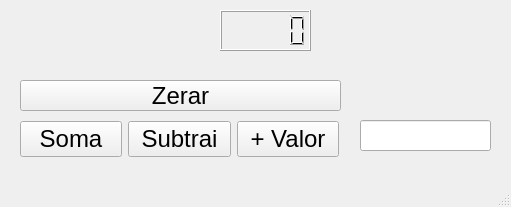
AndreiPatriota/telaPyQt5, file UI_MainWindow.ui: the form before one commit.
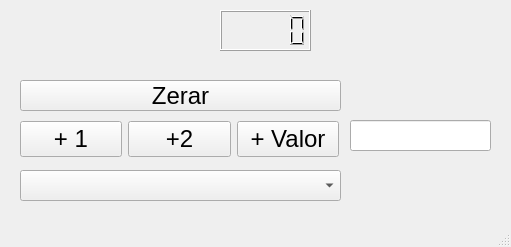
The form after the commit.

Commit message: Adição de um combo box que faz o chaveamento se soma para subtração.

What changed in the file:
```diff
--- a/UI_MainWindow.ui
+++ b/UI_MainWindow.ui
@@ -7,7 +7,7 @@
     <x>0</x>
     <y>0</y>
     <width>511</width>
-    <height>207</height>
+    <height>247</height>
    </rect>
   </property>
   <property name="windowTitle">
@@ -60,7 +60,7 @@
         </font>
        </property>
        <property name="text">
-        <string>Soma</string>
+        <string>+ 1</string>
        </property>
       </widget>
      </item>
@@ -72,7 +72,7 @@
         </font>
        </property>
        <property name="text">
-        <string>Subtrai</string>
+        <string>+2</string>
        </property>
       </widget>
      </item>
@@ -93,13 +93,28 @@
    <widget class="QLineEdit" name="leditValor">
     <property name="geometry">
      <rect>
-      <x>360</x>
+      <x>350</x>
       <y>120</y>
-      <width>131</width>
+      <width>141</width>
       <height>31</height>
      </rect>
     </property>
    </widget>
+   <widget class="QComboBox" name="cmbOp">
+    <property name="geometry">
+     <rect>
+      <x>20</x>
+      <y>170</y>
+      <width>321</width>
+      <height>31</height>
+     </rect>
+    </property>
+    <property name="font">
+     <font>
+      <pointsize>18</pointsize>
+     </font>
+    </property>
+   </widget>
   </widget>
   <widget class="QMenuBar" name="menubar">
    <property name="geometry">
```
Left out of the diff: 121 changed lines with no effect on the pictures. The commit also changes 3 other files.
